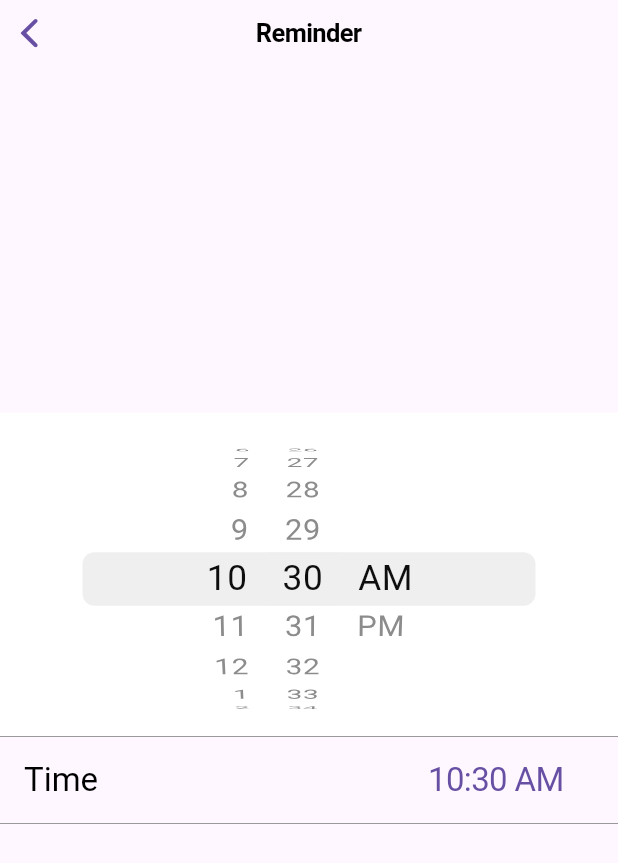
After one commit to kwakdeung/lymphowear_remote_app, a Flutter app: the EveningReminder screen opened directly, on a phone screen of 412 x 824 dp. The commit adds this screen. Shown: the top 863 px of the screen. Run offline on Flutter 3.47's test engine with Material 2 defaults, Android fonts, the phone set to English and light mode, and no system bars; our stand-ins replace flutter_svg, lottie; missing offline and left inert: dart:js.

Commit message:
파일 추가 및 이름 정리

```diff
--- a/lib/pages/home/home_default.dart
+++ b/lib/pages/home/home_default.dart
@@ -5,9 +5,9 @@ import 'package:lymphowear_remote_app/components/home/collarbone.dart';
 import 'package:lymphowear_remote_app/components/home/heat.dart';
 import 'package:lymphowear_remote_app/components/home/lymphowear_state.dart';
 import 'package:lymphowear_remote_app/components/home/shoulder.dart';
-import 'package:lymphowear_remote_app/pages/home/relaxing/relaxing_01_1.dart';
-import 'package:lymphowear_remote_app/pages/home/sleeping/sleeping_01_1.dart';
-import 'package:lymphowear_remote_app/pages/home/vital/vital_01_1.dart';
+import 'package:lymphowear_remote_app/pages/home/relaxing/relaxing_mode.dart';
+import 'package:lymphowear_remote_app/pages/home/sleeping/sleeping_mode.dart';
+import 'package:lymphowear_remote_app/pages/home/vital/vital_mode.dart';
 
 import 'package:lymphowear_remote_app/pages/setting_page.dart';
 
--- /dev/null
+++ b/lib/pages/reminder/evening_reminder.dart
@@ -0,0 +1,110 @@
+// import 'package:cupertino_datepicker/cupertinodatepicker.dart';
+import 'package:flutter/cupertino.dart';
+// import 'package:flutter/material.dart';
+// import 'package:intl/intl.dart';
+
+class EveningReminder extends StatefulWidget {
+  const EveningReminder({Key? key}) : super(key: key);
+
+  @override
+  State<EveningReminder> createState() => _EveningReminderState();
+}
+
+class _EveningReminderState extends State<EveningReminder> {
+  DateTime time = DateTime.now();
+  // String fomattedDate = DateFormat.jm().format(DateTime.now());
+
+  @override
+  Widget build(BuildContext context) {
+    return CupertinoPageScaffold(
+      navigationBar: const CupertinoNavigationBar(
+        middle: Text('Reminder'),
+      ),
+      child: DefaultTextStyle(
+        style: TextStyle(
+          color: CupertinoColors.label.resolveFrom(context),
+          fontSize: 22.0,
+        ),
+        child: Center(
+          child: Column(
+            mainAxisAlignment: MainAxisAlignment.center,
+            children: <Widget>[
+              CupertinoPageScaffold(
+                child: Container(
+                  height: 216,
+                  padding: const EdgeInsets.only(top: 6.0),
+                  margin: EdgeInsets.only(
+                    bottom: MediaQuery.of(context).viewInsets.bottom,
+                  ), // margin 조절
+                  color: CupertinoColors.systemBackground.resolveFrom(context),
+                  child: SafeArea(
+                    top: false,
+                    child: CupertinoDatePicker(
+                      initialDateTime: time,
+                      mode: CupertinoDatePickerMode.time,
+                      use24hFormat: false,
+                      onDateTimeChanged: (DateTime newTime) {
+                        setState(() => time = newTime);
+                      },
+                    ),
+                  ),
+                ),
+              ),
+              _DatePickerItem(
+                children: <Widget>[
+                  const Text('Time'),
+                  CupertinoButton(
+                    onPressed: () {},
+                    // Navigator.push(
+                    //     context,
+                    //     MaterialPageRoute(
+                    //         builder: ((context) => DatePicker()))),
+                    child: Text(
+                      '${time.hour % 12 < 10 ? '0${time.hour % 12}' : time.hour % 12}:${time.minute < 10 ? '0${time.minute}' : time.minute} ${time.hour >= 12 ? 'PM' : 'AM'}',
+                      style: const TextStyle(
+                        fontSize: 22.0,
+                      ),
+                    ),
+                  ),
+                ],
+              ),
+            ],
+            //     ),
+          ),
+        ),
+      ),
+    );
+  }
+}
+
+// This class simply decorates a row of widgets.
+class _DatePickerItem extends StatelessWidget {
+  const _DatePickerItem({required this.children});
+
+  final List<Widget> children;
+
+  @override
+  Widget build(BuildContext context) {
+    return DecoratedBox(
+      decoration: const BoxDecoration(
+        border: Border(
+          top: BorderSide(
+            color: CupertinoColors.inactiveGray,
+            width: 0.0,
+          ),
+          bottom: BorderSide(
+            color: CupertinoColors.inactiveGray,
+            width: 0.0,
+          ),
+        ),
+      ),
+      child: Padding(
+        padding: const EdgeInsets.symmetric(horizontal: 16.0),
+        child: Row(
+          mainAxisAlignment: MainAxisAlignment.spaceBetween,
+          children: children,
+        ),
+      ),
+    );
+  }
+}
--- a/lib/pages/setting_page.dart
+++ b/lib/pages/setting_page.dart
@@ -2,7 +2,7 @@ import 'package:flutter/material.dart';
 import 'package:flutter_svg/svg.dart';
 
 import 'package:lymphowear_remote_app/pages/my_none.dart';
-import 'package:lymphowear_remote_app/pages/setting/alarm/alarm01_1.dart';
+import 'package:lymphowear_remote_app/pages/setting/alarm/alarm_page.dart';
 
 class SettingPage extends StatelessWidget implements PreferredSizeWidget {
   const SettingPage({Key? key}) : super(key: key);
```
Also changed, not shown: lib/pages/home/vital/vital_mode.dart (renamed from lib/pages/home/vital/vital_01_1.dart, +9 -9 lines), lib/pages/reminder/afternoon_reminder.dart (added, +110 -0 lines), lib/pages/reminder/morning_reminder.dart (renamed from lib/pages/reminder/morning.dart, +4 -4 lines), lib/pages/reminder/night_reminder.dart (added, +110 -0 lines), lib/pages/setting/alarm/alarm_page.dart (renamed from lib/pages/setting/alarm/alarm01_1.dart, +11 -6 lines), lib/pages/home/relaxing/relaxing_mode.dart (renamed from lib/pages/home/relaxing/relaxing_01_1.dart), lib/pages/home/sleeping/sleeping_mode.dart (renamed from lib/pages/home/sleeping/sleeping_01_1.dart).
